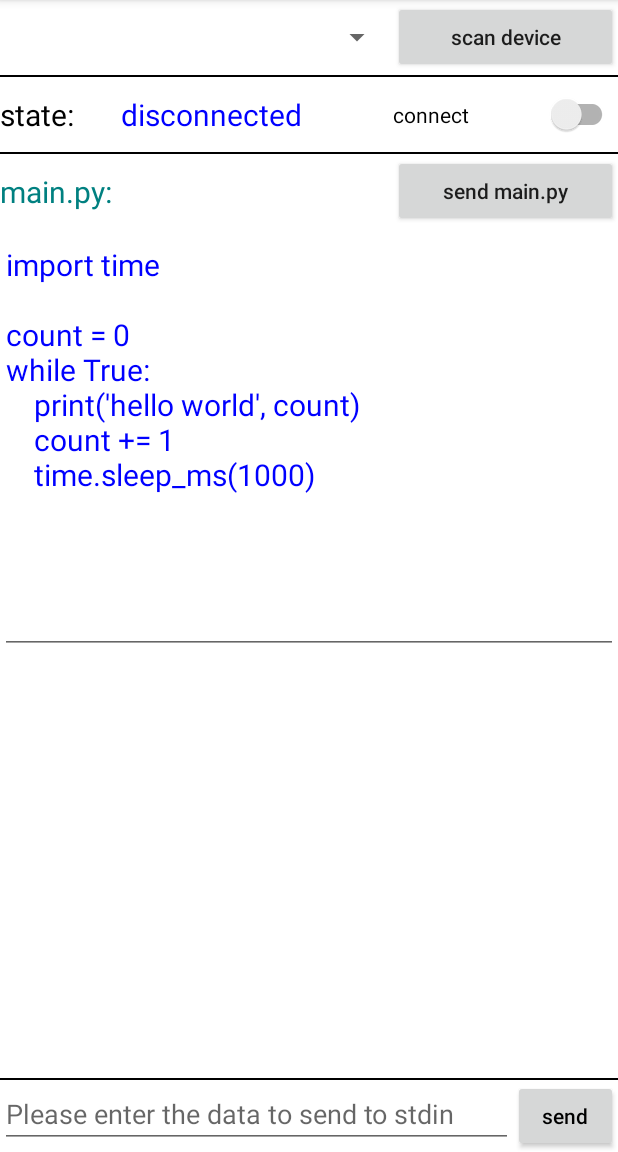
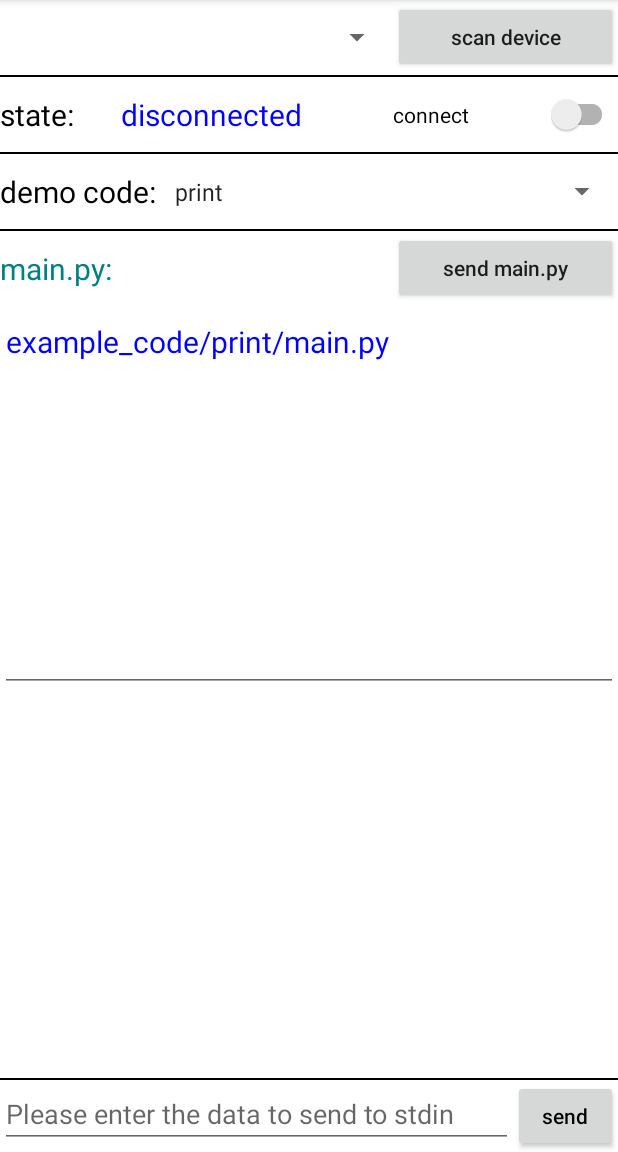
Before and after one commit to nulllab-org/android_ble_coding_central, an Android app: the screen it shows after launch (MainActivity), on a phone screen of 412 x 824 dp, the part 84-1236 px from its top. Run offline under Robolectric (Android 15) with nearby library versions, the phone set to English and light mode, and no system bars; 1 statement that could not run was skipped.

Commit message:
add example code

```diff
--- /dev/null
+++ b/app/src/main/java/com/nulllab/ble/coding/central/DemoCode.java
@@ -0,0 +1,31 @@
+package com.nulllab.ble.coding.central;
+
+import java.util.LinkedHashMap;
+import java.util.Map;
+
+public class DemoCode {
+    public final static Map<String, String> Codes = new LinkedHashMap<>();
+
+    static {
+        Codes.put("print", "example_code/print/main.py");
+        Codes.put("read digital", "example_code/read_digital/main.py");
+        Codes.put("write digital", "example_code/write_digital/main.py");
+        Codes.put("read adc", "example_code/read_adc/main.py");
+        Codes.put("read digital and adc", "example_code/read_digital_and_adc/main.py");
+        Codes.put("stdio", "example_code/stdio/main.py");
+        Codes.put("joystick", "example_code/joystick/main.py");
+        Codes.put("dht11", "example_code/dht11/main.py");
+        Codes.put("passive buzzer", "example_code/passive_buzzer/main.py");
+        Codes.put("ir remote control receiver", "example_code/ir_remote_control_receiver/main.py");
+        Codes.put("dc motor", "example_code/dc_motor/main.py");
+        Codes.put("servo 180", "example_code/servo180/main.py");
+        Codes.put("servo 360", "example_code/servo360/main.py");
+        Codes.put("ws2812", "example_code/ws2812/main.py");
+        Codes.put("ds18b20", "example_code/ds18b20/main.py");
+        Codes.put("ultrasonic one wire", "example_code/ultrasonic_one_wire/main.py");
+        Codes.put("rgb led", "example_code/rgb_led/main.py");
+        Codes.put("tm1650 four digit led", "example_code/tm1650_four_digit_led/main.py");
+        Codes.put("x16k33 matrix led 5x5", "example_code/x16k33_matrix_led_5x5/main.py");
+        Codes.put("ssd1306 i2c 128x64", "example_code/ssd1306_i2c_128x64/main.py");
+    }
+}
--- a/app/src/main/java/com/nulllab/ble/coding/central/MainActivity.java
+++ b/app/src/main/java/com/nulllab/ble/coding/central/MainActivity.java
@@ -28,6 +28,8 @@ import androidx.appcompat.app.AppCompatActivity;
 import androidx.appcompat.widget.SwitchCompat;
 import androidx.core.app.ActivityCompat;
 
+import java.io.IOException;
+import java.io.InputStream;
 import java.nio.charset.StandardCharsets;
 import java.util.ArrayList;
 import java.util.Collections;
@@ -212,6 +214,41 @@ public class MainActivity extends AppCompatActivity {
             alertDialog.show();
             startScan();
         });
+
+        Spinner demoCodeSpinner = findViewById(R.id.demo_code);
+        List<String> demoList = new ArrayList<>(DemoCode.Codes.keySet());
+        ArrayAdapter<String> adapter = new ArrayAdapter<>(this, android.R.layout.simple_spinner_item, demoList);
+        adapter.setDropDownViewResource(android.R.layout.simple_spinner_dropdown_item);
+        demoCodeSpinner.setOnItemSelectedListener(new AdapterView.OnItemSelectedListener() {
+            @Override
+            public void onItemSelected(AdapterView<?> parent, View view, int position, long id) {
+                codeEditText.setText(DemoCode.Codes.values().toArray(new String[0])[position]);
+                InputStream inputStream = null;
+                try {
+                    inputStream = getAssets().open(DemoCode.Codes.values().toArray(new String[0])[position]);
+                    byte[] text = new byte[inputStream.available()];
+                    inputStream.read(text);
+                    codeEditText.setText(new String(text));
+                } catch (IOException e) {
+                    throw new RuntimeException(e);
+                } finally {
+                    if (inputStream != null) {
+                        try {
+                            inputStream.close();
+                        } catch (IOException e) {
+                            throw new RuntimeException(e);
+                        }
+                    }
+                }
+            }
+
+            @Override
+            public void onNothingSelected(AdapterView<?> parent) {
+
+            }
+        });
+        demoCodeSpinner.setAdapter(adapter);
+        demoCodeSpinner.setSelection(0);
     }
 
     @Override
--- a/app/src/main/res/layout/activity_main.xml
+++ b/app/src/main/res/layout/activity_main.xml
@@ -13,19 +13,20 @@
         android:layout_height="50dp"
         android:gravity="center_vertical"
         android:orientation="horizontal">
+
         <androidx.appcompat.widget.AppCompatSpinner
             android:id="@+id/ble_address_spinner"
             android:layout_width="wrap_content"
             android:layout_height="wrap_content"
-            android:layout_weight="1"
-            android:layout_centerVertical="true" />
+            android:layout_centerVertical="true"
+            android:layout_weight="1" />
+
         <androidx.appcompat.widget.AppCompatButton
             android:id="@+id/scan_button"
+            android:layout_width="150dp"
+            android:layout_height="wrap_content"
             android:text="scan device"
-            android:textAllCaps="false"
-            android:layout_width="150dp"
-            android:layout_height="wrap_content">
-        </androidx.appcompat.widget.AppCompatButton>
+            android:textAllCaps="false"></androidx.appcompat.widget.AppCompatButton>
     </androidx.appcompat.widget.LinearLayoutCompat>
 
     <View
@@ -36,32 +37,34 @@
     <androidx.appcompat.widget.LinearLayoutCompat
         android:layout_width="match_parent"
         android:layout_height="50dp"
-        android:orientation="horizontal"
-        android:gravity="center_vertical">
+        android:gravity="center_vertical"
+        android:orientation="horizontal">
+
         <TextView
             android:layout_width="20dp"
             android:layout_height="wrap_content"
+            android:layout_centerVertical="true"
+            android:layout_weight="2"
             android:text="state: "
-            android:layout_weight="2"
             android:textColor="@color/black"
-            android:layout_centerVertical="true"
-            android:textSize="20sp"/>
+            android:textSize="20sp" />
+
         <TextView
             android:id="@+id/state_text_view"
             android:layout_width="120dp"
             android:layout_height="wrap_content"
+            android:layout_centerVertical="true"
+            android:layout_weight="2"
             android:text="disconnected"
-            android:layout_weight="2"
             android:textColor="#0000FF"
-            android:textSize="20sp"
-            android:layout_centerVertical="true"/>
+            android:textSize="20sp" />
+
         <androidx.appcompat.widget.SwitchCompat
             android:id="@+id/connect_switch"
-            android:text="connect"
             android:layout_width="150dp"
             android:layout_height="wrap_content"
-            android:layout_centerVertical="true">
-        </androidx.appcompat.widget.SwitchCompat>
+            android:layout_centerVertical="true"
+            android:text="connect"/>
     </androidx.appcompat.widget.LinearLayoutCompat>
 
     <View
@@ -72,23 +75,49 @@
     <androidx.appcompat.widget.LinearLayoutCompat
         android:layout_width="match_parent"
         android:layout_height="50dp"
-        android:orientation="horizontal"
-        android:gravity="center_vertical">
+        android:gravity="center_vertical"
+        android:orientation="horizontal">
+        <TextView
+            android:layout_width="wrap_content"
+            android:layout_height="wrap_content"
+            android:layout_centerVertical="true"
+            android:text="demo code: "
+            android:textColor="@color/black"
+            android:textSize="20sp" />
+        <androidx.appcompat.widget.AppCompatSpinner
+            android:id="@+id/demo_code"
+            android:layout_width="wrap_content"
+            android:layout_height="50dp"
+            android:layout_weight="1"
+            android:layout_centerVertical="true" />
+    </androidx.appcompat.widget.LinearLayoutCompat>
+
+    <View
+        android:layout_width="match_parent"
+        android:layout_height="1dp"
+        android:background="@android:color/black" />
+
+    <androidx.appcompat.widget.LinearLayoutCompat
+        android:layout_width="match_parent"
+        android:layout_height="50dp"
+        android:gravity="center_vertical"
+        android:orientation="horizontal">
+
         <androidx.appcompat.widget.AppCompatTextView
             android:layout_width="wrap_content"
             android:layout_height="wrap_content"
             android:layout_weight="1"
+            android:text="main.py:"
             android:textAllCaps="false"
             android:textColor="#008080"
-            android:textSize="20sp"
-            android:text="main.py:" />
+            android:textSize="20sp" />
+
         <androidx.appcompat.widget.AppCompatButton
             android:id="@+id/send_file_button"
+            android:layout_width="150dp"
+            android:layout_height="wrap_content"
             android:text="send main.py"
-            android:textAllCaps="false"
-            android:layout_width="150dp"
-            android:layout_height="wrap_content">
-        </androidx.appcompat.widget.AppCompatButton>
+            android:textAllCaps="false"/>
     </androidx.appcompat.widget.LinearLayoutCompat>
 
     <androidx.appcompat.widget.AppCompatEditText
@@ -109,7 +138,7 @@
         android:inputType="textMultiLine"
         android:scrollbars="vertical"
         android:textColor="@color/black"
-        android:textSize="20sp" />
+        android:textSize="16sp" />
     <!--    </ScrollView>-->
     <View
         android:layout_width="match_parent"
```
Also changed, not shown: 1 other file.
